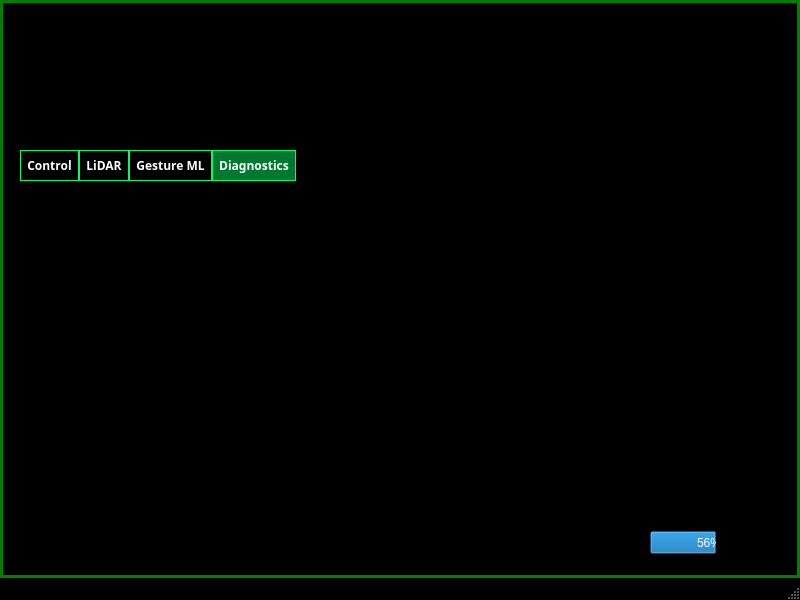
First picture: the form in platform.ui, repository RAMBotsCSU/platform, before the edit.
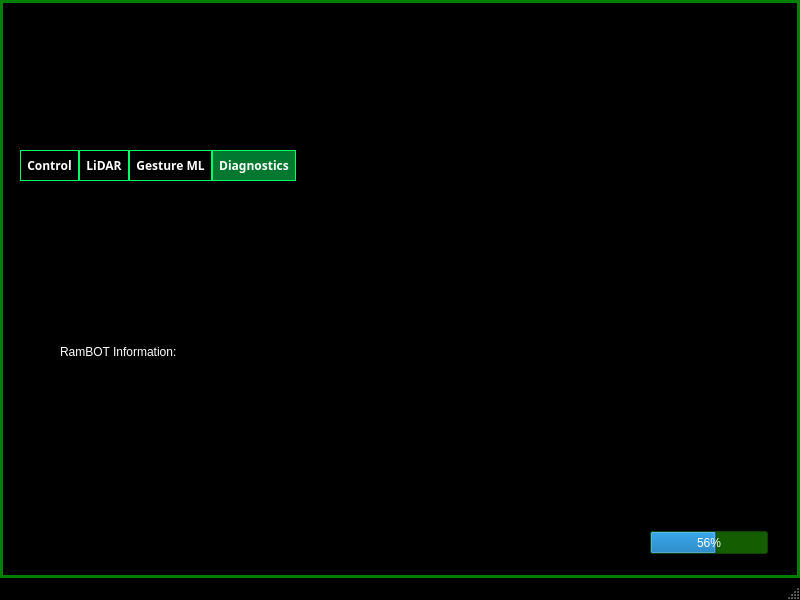
Second picture: the form after the edit. The open tabs and pages were chosen to show the change. Icons and pictures are not drawn.

Commit message: fixed ui text color

What changed in the file:
```diff
--- a/platform.ui
+++ b/platform.ui
@@ -4122,6 +4122,10 @@
         <height>23</height>
        </rect>
       </property>
+      <property name="styleSheet">
+       <string notr="true">background-color: rgb(21, 93, 1);
+color: rgb(255, 255, 255);</string>
+      </property>
       <property name="value">
        <number>56</number>
       </property>
@@ -4135,6 +4139,9 @@
         <height>301</height>
        </rect>
       </property>
+      <property name="styleSheet">
+       <string notr="true">color: rgb(255, 255, 255);</string>
+      </property>
       <property name="text">
        <string>RamBOT Information:</string>
       </property>
```
Left out of the diff: 2 changed lines with no effect on the pictures.
